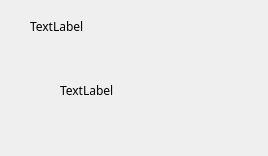
First picture: the form in forgot.ui, repository Maedeh01/Ap-project, before the edit.
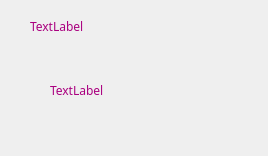
Second picture: the form after the edit.

Patch:
```diff
--- a/forgot.ui
+++ b/forgot.ui
@@ -27,6 +27,9 @@
      <family>MV Boli</family>
     </font>
    </property>
+   <property name="styleSheet">
+    <string notr="true">color: rgb(170, 0, 127);</string>
+   </property>
    <property name="text">
     <string>TextLabel</string>
    </property>
@@ -34,9 +37,9 @@
   <widget class="QLabel" name="label_massage">
    <property name="geometry">
     <rect>
-     <x>60</x>
+     <x>50</x>
      <y>50</y>
-     <width>191</width>
+     <width>201</width>
      <height>81</height>
     </rect>
    </property>
@@ -45,6 +48,9 @@
      <family>MV Boli</family>
     </font>
    </property>
+   <property name="styleSheet">
+    <string notr="true">color: rgb(170, 0, 127);</string>
+   </property>
    <property name="text">
     <string>TextLabel</string>
    </property>
```
Left out of the diff: 2 changed lines with no effect on the pictures.
